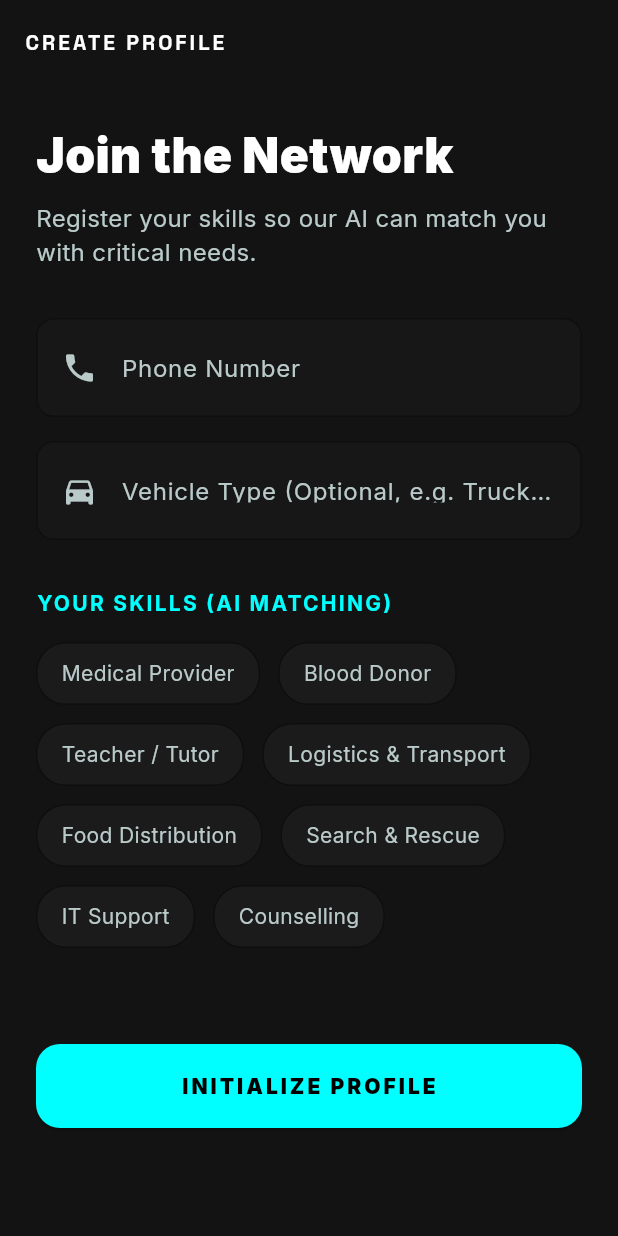
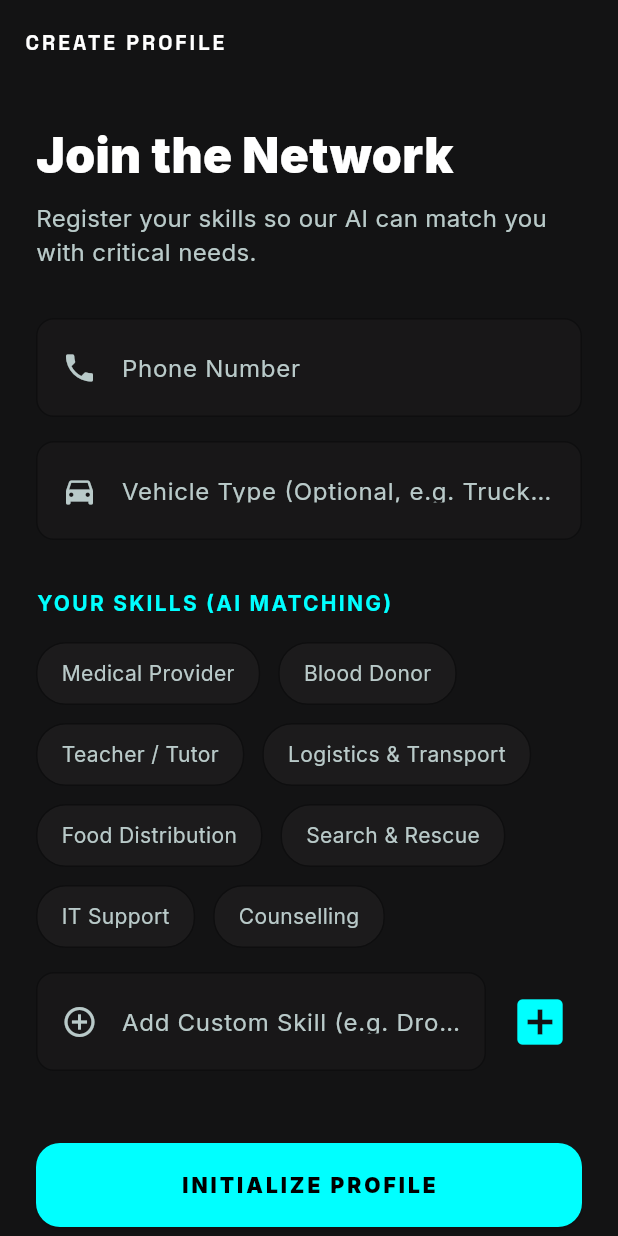
Before and after one commit to nothing144/aidwise, a Flutter app: the VolunteerOnboardingScreen screen opened directly, on a phone screen of 412 x 824 dp. Run offline on Flutter 3.47's test engine with Material 3 defaults, Android fonts, the phone set to English and light mode, and no system bars; our stand-ins replace cloud_firestore, firebase_auth, firebase_core, geocoding, geolocator, google_fonts and 3 more; accounts and stored records are empty.

Commit message:
fix(volunteer): Fix dash gray screen and add custom skills on onboarding

```diff
--- a/lib/screens/volunteer_onboarding_screen.dart
+++ b/lib/screens/volunteer_onboarding_screen.dart
@@ -15,7 +15,19 @@ class _VolunteerOnboardingScreenState extends State<VolunteerOnboardingScreen> {
   final Set<String> _selectedSkills = {};
   final TextEditingController _vehicleController = TextEditingController();
   final TextEditingController _phoneController = TextEditingController();
+  final TextEditingController _customSkillController = TextEditingController();
   bool _isSaving = false;
+
+  void _addCustomSkill() {
+    final skill = _customSkillController.text.trim();
+    if (skill.isNotEmpty && !_skills.contains(skill)) {
+      setState(() {
+        _skills.add(skill);
+        _selectedSkills.add(skill);
+        _customSkillController.clear();
+      });
+    }
+  }
 
   Future<void> _completeOnboarding() async {
     if (_selectedSkills.isEmpty) {
@@ -100,7 +112,21 @@ class _VolunteerOnboardingScreenState extends State<VolunteerOnboardingScreen> {
               }).toList(),
             ),
 
-            const SizedBox(height: 64),
+            const SizedBox(height: 16),
+            Row(
+              children: [
+                Expanded(
+                  child: _buildTextField('Add Custom Skill (e.g. Drone Pilot)', Icons.add_circle_outline, _customSkillController),
+                ),
+                const SizedBox(width: 8),
+                IconButton(
+                  icon: const Icon(Icons.add_box, color: AppTheme.primary, size: 40),
+                  onPressed: _addCustomSkill,
+                ),
+              ],
+            ),
+
+            const SizedBox(height: 48),
             SizedBox(
               width: double.infinity,
               height: 56,
```
Also changed, not shown: lib/screens/volunteer_dashboard_screen.dart (+8 -1 lines).
